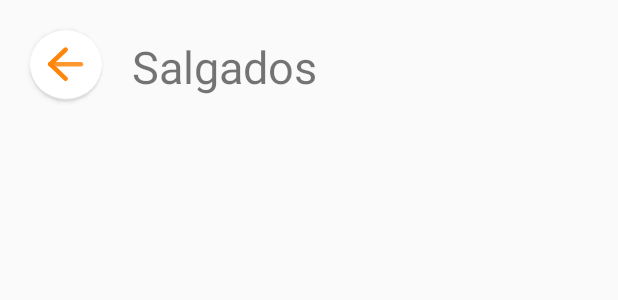
After one commit to rafaelOsio/receita-de-bolso, an Android app: the layout activity_get_recipe_by_category.xml on its own in the app's theme, with its tools: preview values and no code run, on a phone screen of 412 x 824 dp. The commit adds this screen. Shown: the top 300 px of the screen. Run offline under Robolectric (Android 15) with nearby library versions, the phone set to English and light mode, and no system bars.

Commit message:
get recipe by category

```diff
--- a/src/app/src/main/AndroidManifest.xml
+++ b/src/app/src/main/AndroidManifest.xml
@@ -20,6 +20,7 @@
         </activity>
 
         <activity android:name=".Activities.CategoriaFormActivity"></activity>
+        <activity android:name=".Activities.GetRecipeByCategory" android:theme="@style/AppTheme.NoActionBar"></activity>
         <activity android:name=".Activities.ReceitaFormActivity"
             android:theme="@style/AppTheme.NoActionBar">
             </activity>
--- a/src/app/src/main/java/br/com/receita_de_bolso/ViewHolders/CategoriaViewHolder.java
+++ b/src/app/src/main/java/br/com/receita_de_bolso/ViewHolders/CategoriaViewHolder.java
@@ -18,10 +18,12 @@ public class CategoriaViewHolder extends RecyclerView.ViewHolder {
     public ImageView arrow;
     public ImageView btnDelete;
     public ImageView btnEdit;
+    public View card;
 
     public CategoriaViewHolder(@NonNull View itemView) {
         super(itemView);
 
+        card = itemView.findViewById(R.id.category_card);
         nome = itemView.findViewById(R.id.category_name);
         descricao = itemView.findViewById(R.id.category_description);
         swipeRevealLayout = itemView.findViewById(R.id.swipe_layout);
--- /dev/null
+++ b/src/app/src/main/res/layout/activity_get_recipe_by_category.xml
@@ -0,0 +1,43 @@
+<?xml version="1.0" encoding="utf-8"?>
+<ScrollView xmlns:android="http://schemas.android.com/apk/res/android"
+    xmlns:tools="http://schemas.android.com/tools"
+    android:layout_width="match_parent"
+    android:layout_height="match_parent"
+    xmlns:app="http://schemas.android.com/apk/res-auto">
+    <androidx.constraintlayout.widget.ConstraintLayout
+        android:layout_width="match_parent"
+        android:layout_height="wrap_content">
+
+        <Button
+            android:id="@+id/back_button"
+            android:layout_width="48dp"
+            android:layout_height="48dp"
+            android:layout_marginStart="20dp"
+            android:layout_marginTop="20dp"
+            android:background="@drawable/ic_rounded_back"
+            app:layout_constraintStart_toStartOf="parent"
+            app:layout_constraintTop_toTopOf="parent" />
+
+        <TextView
+            android:id="@+id/activity_title"
+            android:layout_width="0dp"
+            android:layout_height="wrap_content"
+            android:layout_marginStart="20dp"
+            android:text="Salgados"
+            android:textSize="30sp"
+            app:layout_constraintBottom_toBottomOf="@+id/back_button"
+            app:layout_constraintStart_toEndOf="@+id/back_button"
+            app:layout_constraintTop_toTopOf="@+id/back_button" />
+
+        <androidx.recyclerview.widget.RecyclerView
+            android:id="@+id/recipe_recyclerview"
+            android:layout_width="match_parent"
+            android:layout_height="wrap_content"
+            android:layout_marginTop="20dp"
+            android:paddingLeft="20dp"
+            app:layout_constraintBottom_toBottomOf="parent"
+            app:layout_constraintEnd_toEndOf="parent"
+            app:layout_constraintStart_toStartOf="parent"
+            app:layout_constraintTop_toBottomOf="@+id/activity_title" />
+    </androidx.constraintlayout.widget.ConstraintLayout>
+</ScrollView>
--- a/src/app/src/main/res/layout/item_categoria.xml
+++ b/src/app/src/main/res/layout/item_categoria.xml
@@ -48,6 +48,7 @@
         android:paddingRight="20dp">
 
         <androidx.constraintlayout.widget.ConstraintLayout
+            android:id="@+id/category_card"
             android:layout_width="match_parent"
             android:layout_height="wrap_content"
             android:background="@drawable/category_bg"
```
Also changed, not shown: src/app/src/main/java/br/com/receita_de_bolso/Activities/GetRecipeByCategory.java (added, +78 -0 lines), src/app/src/main/java/br/com/receita_de_bolso/Adapters/CategoriaAdapter.java (+8 -0 lines), src/app/src/main/java/br/com/receita_de_bolso/DAO/ReceitaDAO.java (+37 -0 lines).
